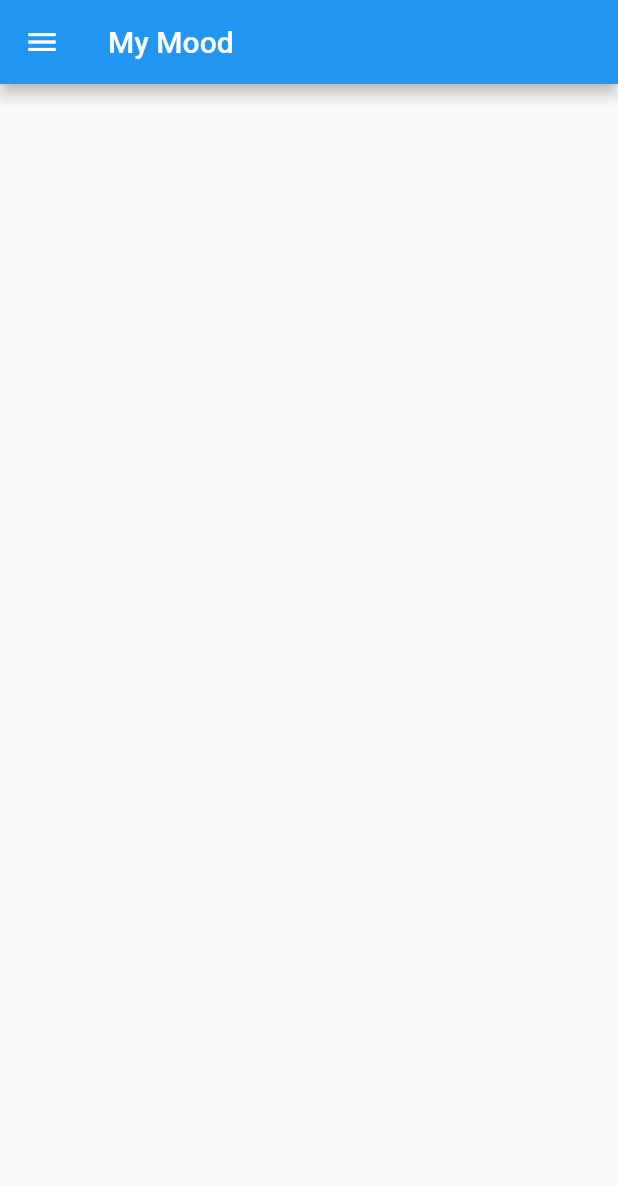
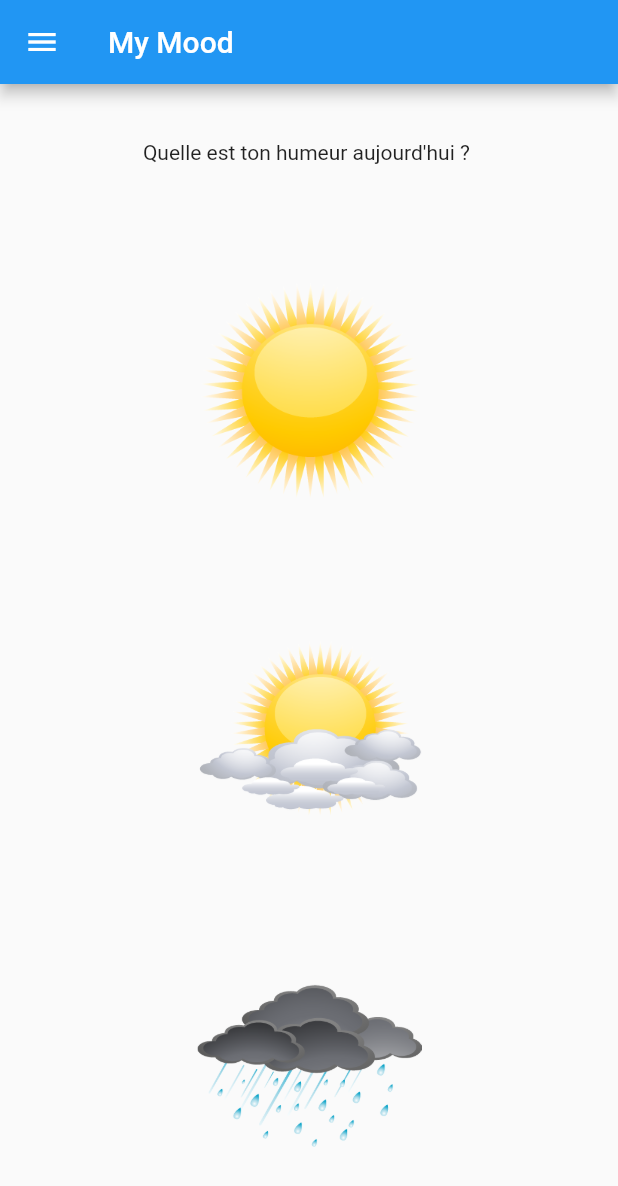
Before and after one commit to KodiakFR/my_mood, a Flutter app: the screen it shows after launch, on a phone screen of 412 x 824 dp. Shown: the top 1186 px of the screen. Run offline on Flutter 3.47's test engine with Material 2 defaults, Android fonts, the phone set to English and light mode, and no system bars.

Commit message:
home page

```diff
--- /dev/null
+++ b/lib/screens/homepage/elevatedButton_homepage.dart
@@ -0,0 +1,24 @@
+import 'package:flutter/material.dart';
+
+class ElevatedButton_HomePage extends StatelessWidget {
+  final String urlImage;
+  const ElevatedButton_HomePage({
+    required this.urlImage,
+    super.key});
+
+  @override
+  Widget build(BuildContext context) {
+    return  ElevatedButton(
+              style: ElevatedButton.styleFrom(
+                elevation: 0,
+                backgroundColor: Colors.black.withOpacity(0))
+              ,
+              onPressed: () {},
+              child: Image.asset(
+                urlImage,
+                height: 150,
+                width: 150,
+              ),
+            );
+  }
+}
--- a/lib/screens/homepage/home_page.dart
+++ b/lib/screens/homepage/home_page.dart
@@ -1,4 +1,5 @@
 import 'package:flutter/material.dart';
+import 'package:my_mood/screens/homepage/elevatedButton_homepage.dart';
 import 'package:my_mood/screens/widget/navbar.dart';
 
 class HomePage extends StatelessWidget {
@@ -7,9 +8,20 @@ class HomePage extends StatelessWidget {
   @override
   Widget build(BuildContext context) {
     return Scaffold(
-      drawer: NavBar(),
+      drawer: const NavBar(),
       appBar: AppBar(
         title: const Text("My Mood"),
+      ),
+      body: Center(
+        child: Column(
+          mainAxisAlignment: MainAxisAlignment.spaceAround,
+          children: const [
+            Text('Quelle est ton humeur aujourd\'hui ? '),
+           ElevatedButton_HomePage(urlImage: 'lib/IMG/sun.png'),
+           ElevatedButton_HomePage(urlImage: 'lib/IMG/cloudy.png'),
+           ElevatedButton_HomePage(urlImage: 'lib/IMG/rainning.png'),
+          ],
+        ),
       ),
     );
   }
--- a/pubspec.yaml
+++ b/pubspec.yaml
@@ -60,8 +60,8 @@ flutter:
   uses-material-design: true
 
   # To add assets to your application, add an assets section, like this:
-  # assets:
-  #   - images/a_dot_burr.jpeg
+  assets:
+    - lib/IMG/
   #   - images/a_dot_ham.jpeg
 
   # An image asset can refer to one or more resolution-specific "variants", see
```
Also changed, not shown: lib/screens/widget/navbar.dart (+27 -4 lines), lib/IMG/cloudy.png (added), lib/IMG/rainning.png (added), lib/IMG/sun.png (added).
